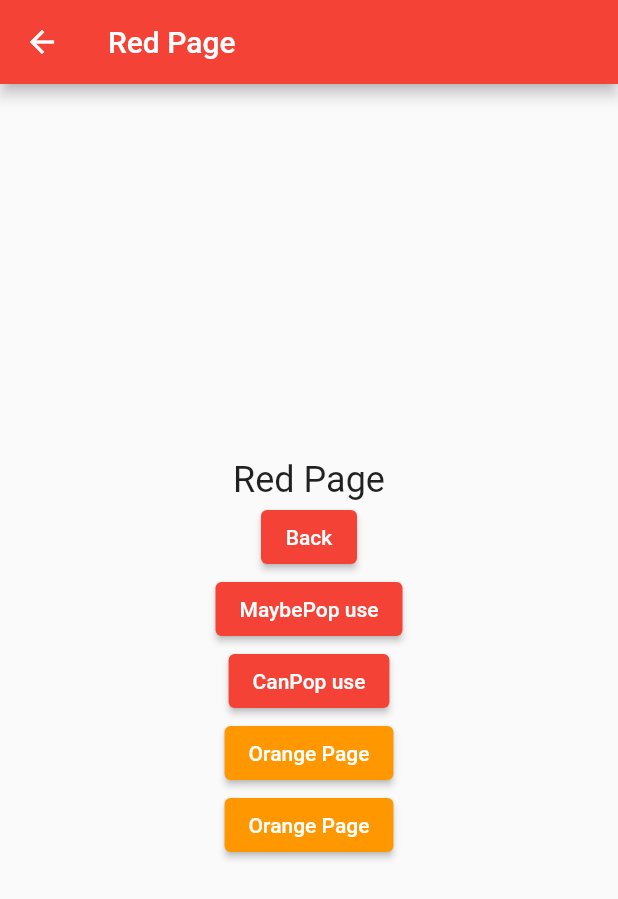
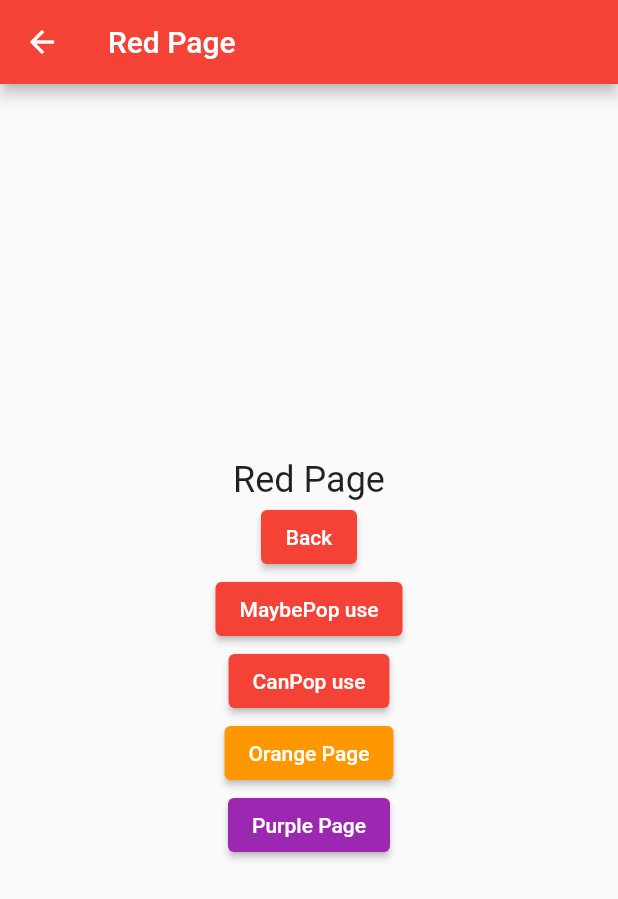
Before and after one commit to RustamovRRR/widgets, a Flutter app: the RedPage screen opened by its route, on a phone screen of 412 x 824 dp. Shown: the top 899 px of the screen. Run offline on Flutter 3.47's test engine with Material 2 defaults, Android fonts, the phone set to English and light mode, and no system bars; our stand-ins replace flutter_easyloading.

```diff
--- a/lib/navigation/red_page.dart
+++ b/lib/navigation/red_page.dart
@@ -76,11 +76,11 @@ class RedPage extends StatelessWidget {
             ),
             ElevatedButton(
               onPressed: () {
-                Navigator.pushNamed(context, '/orangePage1');
+                Navigator.pushNamed(context, '/purplePage');
               },
-              child: Text("Orange Page"),
+              child: Text("Purple Page"),
               style: ElevatedButton.styleFrom(
-                primary: Colors.orange,
+                primary: Colors.purple,
                 alignment: Alignment.center,
               ),
             ),
--- a/lib/navigation/route_generator.dart
+++ b/lib/navigation/route_generator.dart
@@ -2,6 +2,7 @@ import 'package:flutter/cupertino.dart';
 import 'package:flutter/foundation.dart';
 import 'package:flutter/material.dart';
 import 'package:widgets/main.dart';
+import 'package:widgets/navigation/purple_page.dart';
 import 'package:widgets/navigation/red_page.dart';
 import 'package:widgets/navigation/telebe_detay.dart';
 import 'package:widgets/navigation/telebe_listi.dart';
@@ -25,6 +26,8 @@ class RouteGenerator {
 
       case '/redPage':
         return _routeYarat(RedPage(), settings);
+      case '/purplePage':
+        return _routeYarat(PurplePage(), settings);
 
       case '/telebeListi':
         return _routeYarat(TelebeListi(), settings);
```
Also changed, not shown: lib/navigation/purple_page.dart (+19 -5 lines).
